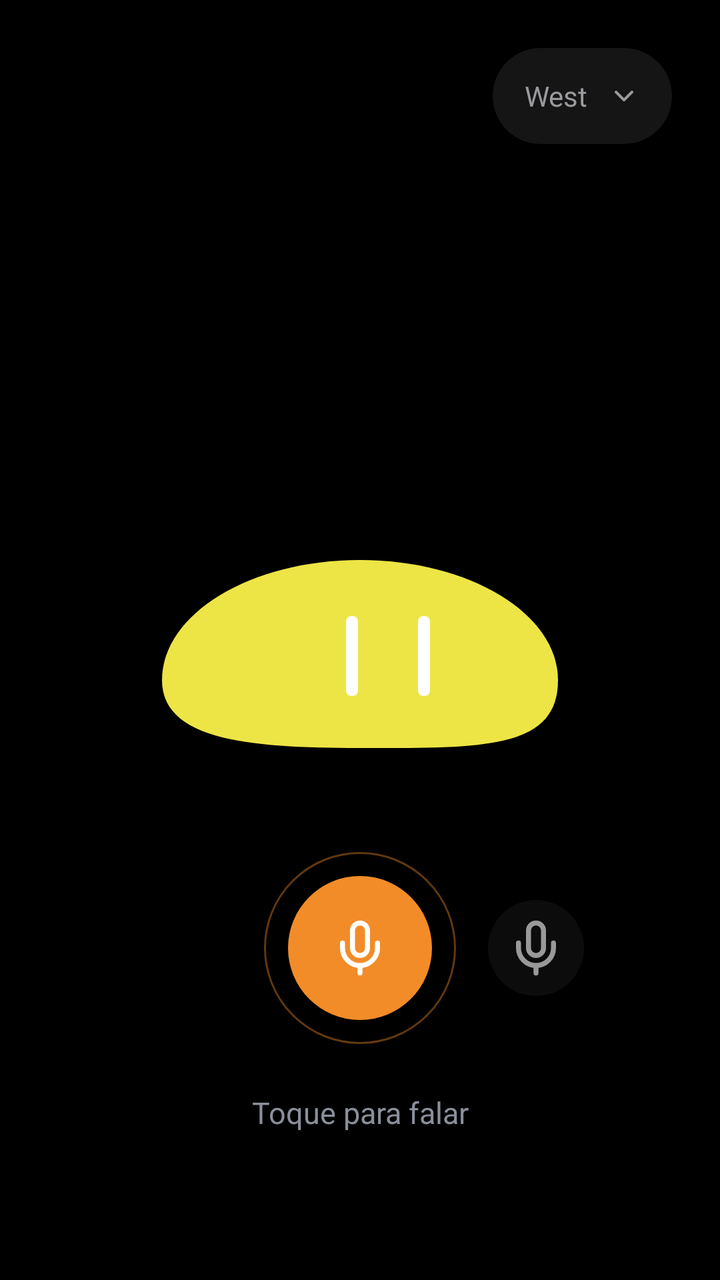
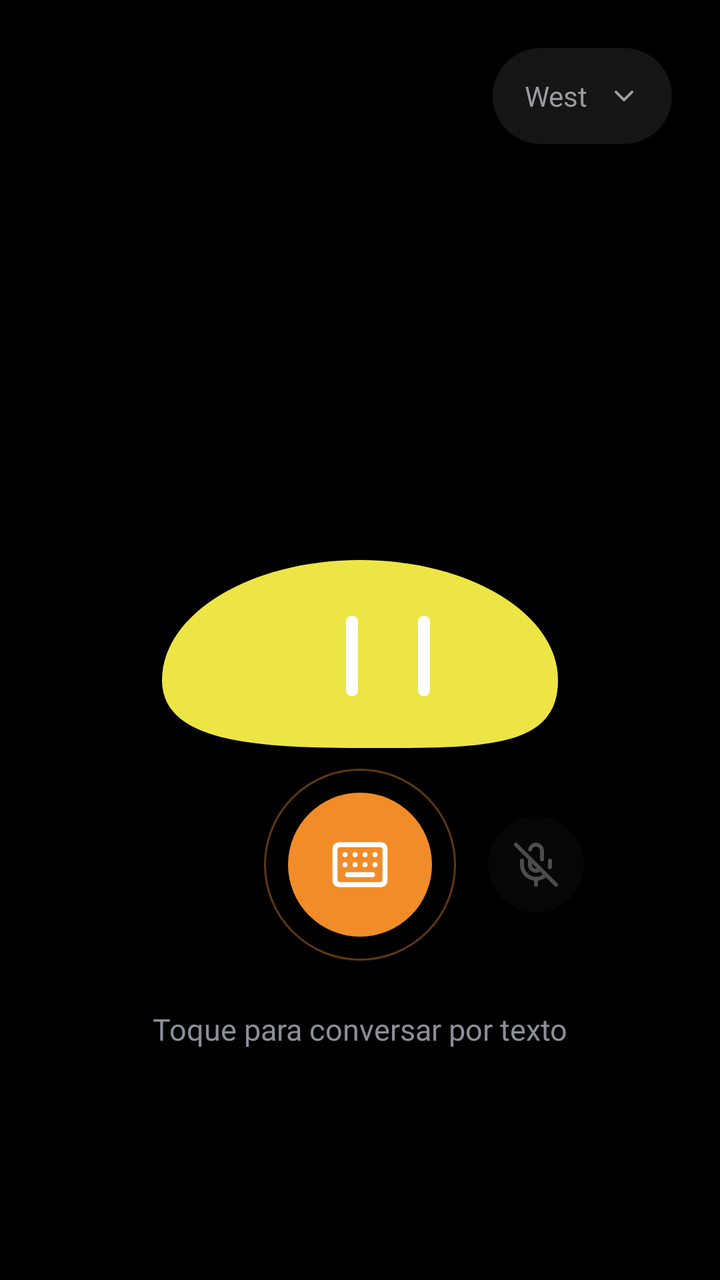

Before-and-after screenshots of an Android layout around one commit, followed by the original layout XML and the change that was made.
<!-- AndroidManifest.xml: activity theme Theme.Waddle.Agent -->
<!-- res/layout/activity_main.xml -->
<?xml version="1.0" encoding="utf-8"?>
<androidx.constraintlayout.widget.ConstraintLayout xmlns:android="http://schemas.android.com/apk/res/android" xmlns:app="http://schemas.android.com/apk/res-auto" android:id="@+id/agent_screen" android:layout_width="match_parent" android:layout_height="match_parent" android:background="#000000" android:padding="24dp">
    <TextView android:id="@+id/choose_agent" android:layout_width="wrap_content" android:layout_height="48dp" android:paddingHorizontal="16dp" android:gravity="center" android:text="West" android:textColor="#9A9A9F" android:textSize="14sp" android:fontFamily="sans-serif" android:background="@drawable/bg_agent_selector" android:drawableEnd="@drawable/ic_agent_chevron" android:drawablePadding="10dp" android:contentDescription="Trocar mascote" android:focusable="true" android:clickable="true" app:layout_constraintEnd_toEndOf="parent" app:layout_constraintTop_toTopOf="parent" />
    <FrameLayout android:id="@+id/mascot_stage" android:layout_width="240dp" android:layout_height="240dp" android:contentDescription="Mascote West" android:importantForAccessibility="yes" app:layout_constraintStart_toStartOf="parent" app:layout_constraintEnd_toEndOf="parent" app:layout_constraintTop_toTopOf="parent" app:layout_constraintBottom_toBottomOf="parent" app:layout_constraintVertical_bias="0.5">
        <ImageView android:id="@+id/mascot_body" android:layout_width="match_parent" android:layout_height="match_parent" android:src="@drawable/mascot_west_body" android:importantForAccessibility="no" />
        <ImageView android:id="@+id/mascot_eyes" android:layout_width="match_parent" android:layout_height="match_parent" android:src="@drawable/mascot_west_eyes" android:importantForAccessibility="no" />
    </FrameLayout>
    <androidx.constraintlayout.widget.Guideline android:id="@+id/voice_line" android:layout_width="wrap_content" android:layout_height="wrap_content" android:orientation="horizontal" app:layout_constraintGuide_percent="0.76" />
    <FrameLayout android:id="@+id/mic_ring" android:layout_width="96dp" android:layout_height="96dp" android:background="@drawable/bg_voice_ring" app:layout_constraintStart_toStartOf="parent" app:layout_constraintEnd_toEndOf="parent" app:layout_constraintTop_toTopOf="@id/voice_line" app:layout_constraintBottom_toTopOf="@id/voice_line">
        <ImageButton android:id="@+id/talk_button" android:layout_width="72dp" android:layout_height="72dp" android:layout_gravity="center" android:background="@drawable/bg_voice_button" android:src="@drawable/ic_voice_mic" android:padding="21dp" android:contentDescription="Toque para falar" />
    </FrameLayout>
    <ImageButton android:id="@+id/mute_button" android:layout_width="48dp" android:layout_height="48dp" android:layout_marginStart="16dp" android:background="@drawable/bg_agent_selector" android:src="@drawable/ic_voice_mic" android:padding="14dp" android:alpha="0.6" android:contentDescription="Silenciar microfone" app:layout_constraintStart_toEndOf="@id/mic_ring" app:layout_constraintTop_toTopOf="@id/mic_ring" app:layout_constraintBottom_toBottomOf="@id/mic_ring" />
    <TextView android:id="@+id/voice_status" android:layout_width="0dp" android:layout_height="wrap_content" android:layout_marginTop="24dp" android:text="Toque para falar" android:textColor="#8A8F9A" android:textSize="15sp" android:fontFamily="sans-serif" android:gravity="center" android:accessibilityLiveRegion="polite" app:layout_constraintStart_toStartOf="parent" app:layout_constraintEnd_toEndOf="parent" app:layout_constraintTop_toBottomOf="@id/mic_ring" />
</androidx.constraintlayout.widget.ConstraintLayout>
<!-- resources referenced by this layout -->
<resources>
  <!-- drawable bg_agent_selector (drawable) -->
  <shape xmlns:android="http://schemas.android.com/apk/res/android"><solid android:color="#151515"/><corners android:radius="24dp"/></shape>
  <!-- drawable bg_voice_button (drawable) -->
  <ripple xmlns:android="http://schemas.android.com/apk/res/android" android:color="#55FFFFFF"><item><shape android:shape="oval"><solid android:color="#F28C28"/></shape></item></ripple>
  <!-- drawable bg_voice_ring (drawable) -->
  <shape xmlns:android="http://schemas.android.com/apk/res/android" android:shape="oval"><solid android:color="#00000000"/><stroke android:width="1dp" android:color="#66F28C28"/></shape>
  <!-- drawable ic_agent_chevron (drawable) -->
  <vector xmlns:android="http://schemas.android.com/apk/res/android" android:width="16dp" android:height="16dp" android:viewportWidth="24" android:viewportHeight="24"><path android:fillColor="#00000000" android:strokeColor="#9A9A9F" android:strokeWidth="2" android:strokeLineCap="round" android:strokeLineJoin="round" android:pathData="M6,9 L12,15 L18,9"/></vector>
  <!-- drawable ic_voice_mic (drawable) -->
  <vector xmlns:android="http://schemas.android.com/apk/res/android" android:width="30dp" android:height="30dp" android:viewportWidth="24" android:viewportHeight="24"><path android:fillColor="#00000000" android:strokeColor="#FFFFFF" android:strokeWidth="2" android:strokeLineCap="round" android:strokeLineJoin="round" android:pathData="M12,2 a3,3 0,0 0,-3,3 v7 a3,3 0,0 0,6,0 V5 a3,3 0,0 0,-3,-3 M19,10 v2 a7,7 0,0 1,-14,0 v-2 M12,19 v3"/></vector>
  <!-- drawable mascot_west_body (drawable) -->
  <vector xmlns:android="http://schemas.android.com/apk/res/android" android:width="240dp" android:height="240dp" android:viewportWidth="144" android:viewportHeight="144"><group android:translateX="12.6" android:translateY="48" android:scaleX="1.6273972602739726" android:scaleY="1.5666666666666667"><path android:fillColor="#EDE545"  android:pathData="M36.5 0c20.158 0 36.5 10.297 36.5 23 0 12.703-12.842 13-33 13-20.158 0-40-0.297-40-13 0-12.703 16.342-23 36.5-23z" /></group></vector>
  <!-- drawable mascot_west_eyes (drawable) -->
  <vector xmlns:android="http://schemas.android.com/apk/res/android" android:width="240dp" android:height="240dp" android:viewportWidth="144" android:viewportHeight="144"><group android:translateX="67.8" android:translateY="64.8"><path android:fillColor="#FFFFFF"  android:pathData="M1.8,0 H1.8 Q3.6,0 3.6,1.8 V22.2 Q3.6,24 1.8,24 H1.8 Q0,24 0,22.2 V1.8 Q0,0 1.8,0 Z" /></group><group android:translateX="89.4" android:translateY="64.8"><path android:fillColor="#FFFFFF"  android:pathData="M1.8,0 H1.8 Q3.6,0 3.6,1.8 V22.2 Q3.6,24 1.8,24 H1.8 Q0,24 0,22.2 V1.8 Q0,0 1.8,0 Z" /></group></vector>
  <!-- unchanged entries left out for length: 1 -->
</resources>

<!-- the commit's change to res/layout/activity_main.xml (unified diff, before → after) -->
@@ -3,12 +3,24 @@
     <TextView android:id="@+id/choose_agent" android:layout_width="wrap_content" android:layout_height="48dp" android:paddingHorizontal="16dp" android:gravity="center" android:text="West" android:textColor="#9A9A9F" android:textSize="14sp" android:fontFamily="sans-serif" android:background="@drawable/bg_agent_selector" android:drawableEnd="@drawable/ic_agent_chevron" android:drawablePadding="10dp" android:contentDescription="Trocar mascote" android:focusable="true" android:clickable="true" app:layout_constraintEnd_toEndOf="parent" app:layout_constraintTop_toTopOf="parent" />
     <FrameLayout android:id="@+id/mascot_stage" android:layout_width="240dp" android:layout_height="240dp" android:contentDescription="Mascote West" android:importantForAccessibility="yes" app:layout_constraintStart_toStartOf="parent" app:layout_constraintEnd_toEndOf="parent" app:layout_constraintTop_toTopOf="parent" app:layout_constraintBottom_toBottomOf="parent" app:layout_constraintVertical_bias="0.5">
         <ImageView android:id="@+id/mascot_body" android:layout_width="match_parent" android:layout_height="match_parent" android:src="@drawable/mascot_west_body" android:importantForAccessibility="no" />
-        <ImageView android:id="@+id/mascot_eyes" android:layout_width="match_parent" android:layout_height="match_parent" android:src="@drawable/mascot_west_eyes" android:importantForAccessibility="no" />
+
+        <ImageView
+            android:id="@+id/mascot_eyes"
+            android:layout_width="match_parent"
+            android:layout_height="match_parent"
+            android:importantForAccessibility="no"
+            android:src="@drawable/mascot_west_eyes" />
     </FrameLayout>
-    <androidx.constraintlayout.widget.Guideline android:id="@+id/voice_line" android:layout_width="wrap_content" android:layout_height="wrap_content" android:orientation="horizontal" app:layout_constraintGuide_percent="0.76" />
+
+    <androidx.constraintlayout.widget.Guideline
+        android:id="@+id/voice_line"
+        android:layout_width="wrap_content"
+        android:layout_height="wrap_content"
+        android:orientation="horizontal"
+        app:layout_constraintGuide_percent="0.69" />
     <FrameLayout android:id="@+id/mic_ring" android:layout_width="96dp" android:layout_height="96dp" android:background="@drawable/bg_voice_ring" app:layout_constraintStart_toStartOf="parent" app:layout_constraintEnd_toEndOf="parent" app:layout_constraintTop_toTopOf="@id/voice_line" app:layout_constraintBottom_toTopOf="@id/voice_line">
-        <ImageButton android:id="@+id/talk_button" android:layout_width="72dp" android:layout_height="72dp" android:layout_gravity="center" android:background="@drawable/bg_voice_button" android:src="@drawable/ic_voice_mic" android:padding="21dp" android:contentDescription="Toque para falar" />
+        <ImageButton android:id="@+id/talk_button" android:layout_width="72dp" android:layout_height="72dp" android:layout_gravity="center" android:background="@drawable/bg_voice_button" android:src="@drawable/ic_agent_keyboard" android:padding="21dp" android:contentDescription="Conversar por texto" />
     </FrameLayout>
-    <ImageButton android:id="@+id/mute_button" android:layout_width="48dp" android:layout_height="48dp" android:layout_marginStart="16dp" android:background="@drawable/bg_agent_selector" android:src="@drawable/ic_voice_mic" android:padding="14dp" android:alpha="0.6" android:contentDescription="Silenciar microfone" app:layout_constraintStart_toEndOf="@id/mic_ring" app:layout_constraintTop_toTopOf="@id/mic_ring" app:layout_constraintBottom_toBottomOf="@id/mic_ring" />
-    <TextView android:id="@+id/voice_status" android:layout_width="0dp" android:layout_height="wrap_content" android:layout_marginTop="24dp" android:text="Toque para falar" android:textColor="#8A8F9A" android:textSize="15sp" android:fontFamily="sans-serif" android:gravity="center" android:accessibilityLiveRegion="polite" app:layout_constraintStart_toStartOf="parent" app:layout_constraintEnd_toEndOf="parent" app:layout_constraintTop_toBottomOf="@id/mic_ring" />
+    <ImageButton android:id="@+id/mute_button" android:layout_width="48dp" android:layout_height="48dp" android:layout_marginStart="16dp" android:background="@drawable/bg_agent_selector" android:src="@drawable/ic_voice_muted" android:padding="14dp" android:alpha="0.3" android:contentDescription="Voz ainda não disponível" app:layout_constraintStart_toEndOf="@id/mic_ring" app:layout_constraintTop_toTopOf="@id/mic_ring" app:layout_constraintBottom_toBottomOf="@id/mic_ring" />
+    <TextView android:id="@+id/voice_status" android:layout_width="0dp" android:layout_height="wrap_content" android:layout_marginTop="24dp" android:text="Toque para conversar por texto" android:textColor="#8A8F9A" android:textSize="15sp" android:fontFamily="sans-serif" android:gravity="center" android:accessibilityLiveRegion="polite" app:layout_constraintStart_toStartOf="parent" app:layout_constraintEnd_toEndOf="parent" app:layout_constraintTop_toBottomOf="@id/mic_ring" />
 </androidx.constraintlayout.widget.ConstraintLayout>
<!-- resource entries referenced after the edit -->
@@ -8,8 +8,10 @@
   <shape xmlns:android="http://schemas.android.com/apk/res/android" android:shape="oval"><solid android:color="#00000000"/><stroke android:width="1dp" android:color="#66F28C28"/></shape>
   <!-- drawable ic_agent_chevron (drawable) -->
   <vector xmlns:android="http://schemas.android.com/apk/res/android" android:width="16dp" android:height="16dp" android:viewportWidth="24" android:viewportHeight="24"><path android:fillColor="#00000000" android:strokeColor="#9A9A9F" android:strokeWidth="2" android:strokeLineCap="round" android:strokeLineJoin="round" android:pathData="M6,9 L12,15 L18,9"/></vector>
-  <!-- drawable ic_voice_mic (drawable) -->
-  <vector xmlns:android="http://schemas.android.com/apk/res/android" android:width="30dp" android:height="30dp" android:viewportWidth="24" android:viewportHeight="24"><path android:fillColor="#00000000" android:strokeColor="#FFFFFF" android:strokeWidth="2" android:strokeLineCap="round" android:strokeLineJoin="round" android:pathData="M12,2 a3,3 0,0 0,-3,3 v7 a3,3 0,0 0,6,0 V5 a3,3 0,0 0,-3,-3 M19,10 v2 a7,7 0,0 1,-14,0 v-2 M12,19 v3"/></vector>
+  <!-- drawable ic_agent_keyboard (drawable) -->
+  <vector xmlns:android="http://schemas.android.com/apk/res/android" android:width="30dp" android:height="30dp" android:viewportWidth="24" android:viewportHeight="24"><path android:fillColor="#00000000" android:strokeColor="#FFFFFF" android:strokeWidth="2" android:strokeLineCap="round" android:strokeLineJoin="round" android:pathData="M4,4 H20 Q22,4 22,6 V18 Q22,20 20,20 H4 Q2,20 2,18 V6 Q2,4 4,4 Z M6,8 H6.01 M10,8 H10.01 M14,8 H14.01 M18,8 H18.01 M6,12 H6.01 M10,12 H10.01 M14,12 H14.01 M18,12 H18.01 M7,16 H17"/></vector>
+  <!-- drawable ic_voice_muted (drawable) -->
+  <vector xmlns:android="http://schemas.android.com/apk/res/android" android:width="24dp" android:height="24dp" android:viewportWidth="24" android:viewportHeight="24"><path android:fillColor="#00000000" android:strokeColor="#FFFFFF" android:strokeWidth="2" android:strokeLineCap="round" android:strokeLineJoin="round" android:pathData="M2,2 L22,22 M9,9 v3 a3,3 0,0 0,5.12,2.12 M15,9.34 V5 a3,3 0,0 0,-5.94,-0.6 M5,10 v2 a7,7 0,0 0,12,4.95 M19,10 v2 a7,7 0,0 1,-0.11,1.23 M12,19 v3"/></vector>
   <!-- drawable mascot_west_body (drawable) -->
   <vector xmlns:android="http://schemas.android.com/apk/res/android" android:width="240dp" android:height="240dp" android:viewportWidth="144" android:viewportHeight="144"><group android:translateX="12.6" android:translateY="48" android:scaleX="1.6273972602739726" android:scaleY="1.5666666666666667"><path android:fillColor="#EDE545"  android:pathData="M36.5 0c20.158 0 36.5 10.297 36.5 23 0 12.703-12.842 13-33 13-20.158 0-40-0.297-40-13 0-12.703 16.342-23 36.5-23z" /></group></vector>
   <!-- drawable mascot_west_eyes (drawable) -->
